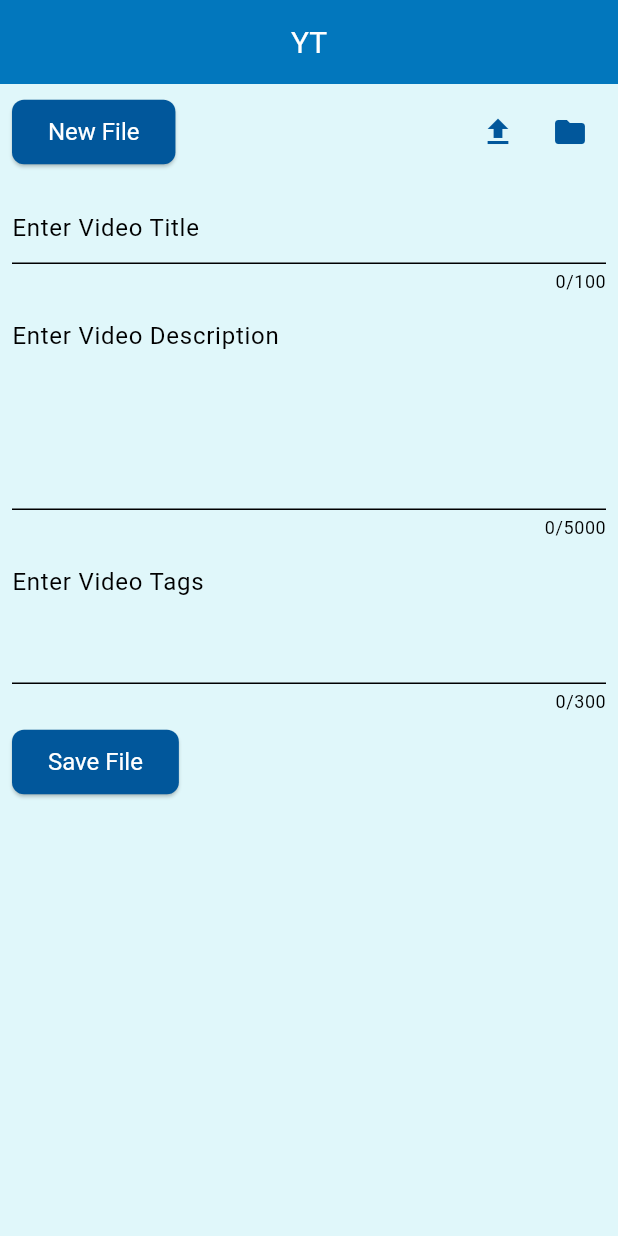
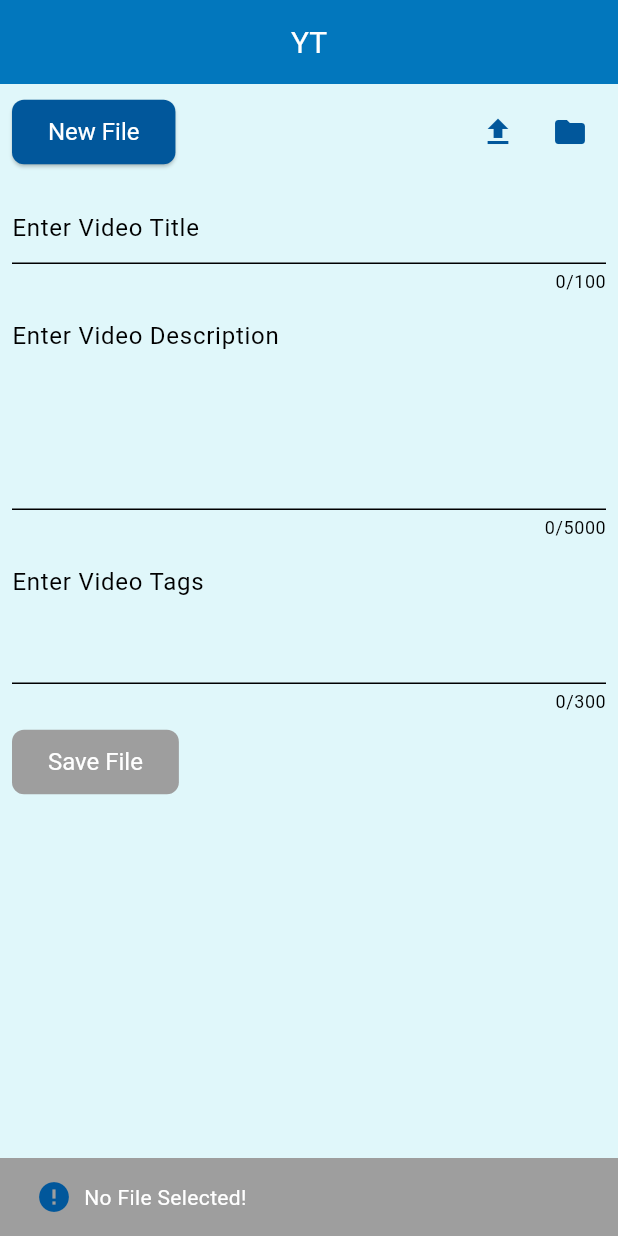
Before and after one commit to Shubhankt1/video_app, a Flutter app: the screen it shows after launch, after a tap on the "file upload" icon, on a phone screen of 412 x 824 dp. Run offline on Flutter 3.47's test engine with Material 3 defaults, Android fonts, the phone set to English and light mode, and no system bars; our stand-ins replace file_picker.

Commit message:
added new methods and app styles

```diff
--- a/lib/screens/home_screen.dart
+++ b/lib/screens/home_screen.dart
@@ -1,6 +1,7 @@
 import 'package:flutter/material.dart';
 
 import '../services/file_service.dart';
+import '../utils/snackbar_utils.dart';
 import '../widgets/custom_textField.dart';
 
 class HomeScreen extends StatefulWidget {
@@ -16,6 +17,7 @@ class _HomeScreenState extends State<HomeScreen> {
 
   @override
   void initState() {
+    addListeners();
     super.initState();
   }
 
@@ -77,13 +79,20 @@ class _HomeScreenState extends State<HomeScreen> {
               children: [
                 Row(
                   children: [
-                    _mainButton(() => null, "New File"),
+                    _mainButton(
+                      () => fileService.newFile(context),
+                      "New File",
+                    ),
                   ],
                 ),
                 Row(
                   children: [
-                    _actionButton(() => null, Icons.file_upload),
-                    _actionButton(() => null, Icons.folder),
+                    _actionButton(
+                      () => fileService.loadFile(context),
+                      Icons.file_upload,
+                    ),
+                    _actionButton(
+                        () => fileService.newDir(context), Icons.folder),
                   ],
                 )
               ],
@@ -112,7 +121,16 @@ class _HomeScreenState extends State<HomeScreen> {
             const SizedBox(height: 8.0),
             Row(
               children: [
-                _mainButton(() => null, "Save File"),
+                _mainButton(
+                    fileService.fieldsNotEmpty
+                        ? () {
+                            fileService.saveContent(context);
+                            fileService.titleController.clear();
+                            fileService.descController.clear();
+                            fileService.tagsController.clear();
+                          }
+                        : null,
+                    "Save File"),
               ],
             ),
           ],
--- a/lib/services/file_service.dart
+++ b/lib/services/file_service.dart
@@ -1,4 +1,11 @@
+import 'dart:developer';
+import 'dart:io';
+
+import 'package:file_picker/file_picker.dart';
 import 'package:flutter/material.dart';
+import 'package:intl/intl.dart';
+
+import '../utils/snackbar_utils.dart';
 
 class FileService {
   // Title Controller
@@ -11,4 +18,101 @@ class FileService {
   final TextEditingController tagsController = TextEditingController();
 
   bool fieldsNotEmpty = false;
+
+  File? _selectedFile;
+  String _selectedDir = "";
+
+  void saveContent(context) async {
+    final title = titleController.text;
+    final desc = descController.text;
+    final tags = tagsController.text;
+
+    final textContent =
+        "Title:\n\n$title\n\nDescription:\n\n$desc\n\nTags:\n\n$tags";
+
+    try {
+      if (_selectedFile != null) {
+        await _selectedFile!.writeAsString(textContent);
+        SnackBarUtils.showSnackbar(context, Icons.check_circle,
+            "File saved at ${_selectedFile!.path}");
+      } else {
+        final todayDate = getTodayDate();
+        String metadataDirPath = _selectedDir;
+        if (metadataDirPath.isEmpty) {
+          final dir = await FilePicker.platform.getDirectoryPath();
+          _selectedDir = metadataDirPath = dir!;
+        }
+        final filePath = '$metadataDirPath/$todayDate-$title-Metadata.txt';
+        final newFile = File(filePath);
+        await newFile.writeAsString(textContent);
+        SnackBarUtils.showSnackbar(
+            context, Icons.check_circle, "File saved at ${newFile.path}");
+      }
+    } catch (e) {
+      log(e.toString());
+      SnackBarUtils.showSnackbar(context, Icons.error, "File not saved!");
+    }
+  }
+
+  void loadFile(context) async {
+    try {
+      FilePickerResult? result = await FilePicker.platform.pickFiles();
+
+      if (result != null) {
+        File file = File(result.files.single.path!);
+        _selectedFile = file;
+
+        final fileContent = await file.readAsString();
+
+        final lines = fileContent.split("\n\n");
+        titleController.text = lines[1];
+        descController.text = lines[3];
+        tagsController.text = lines[5];
+
+        SnackBarUtils.showSnackbar(
+          context,
+          Icons.upload_file,
+          "File Uploaded!",
+        );
+      } else {
+        SnackBarUtils.showSnackbar(context, Icons.error, "No File Selected!");
+      }
+    } catch (e) {
+      SnackBarUtils.showSnackbar(context, Icons.error, "No file selected!");
+    }
+  }
+
+  void newFile(context) {
+    _selectedFile = null;
+    titleController.clear();
+    descController.clear();
+    tagsController.clear();
+    SnackBarUtils.showSnackbar(context, Icons.file_open, "New File Created!");
+  }
+
+  void newDir(context) async {
+    try {
+      String? dir = await FilePicker.platform.getDirectoryPath();
+      _selectedDir = dir!;
+      _selectedFile = null;
+      SnackBarUtils.showSnackbar(
+        context,
+        Icons.folder_open,
+        "New folder selected at $dir",
+      );
+    } catch (e) {
+      SnackBarUtils.showSnackbar(
+        context,
+        Icons.error_rounded,
+        "No Folder Selected!",
+      );
+    }
+  }
+
+  static String getTodayDate() {
+    final now = DateTime.now();
+    final formatter = DateFormat("yyyy-MM-dd");
+    final formattedDate = formatter.format(now);
+    return formattedDate;
+  }
 }
--- a/lib/utils/app_styles.dart
+++ b/lib/utils/app_styles.dart
@@ -51,6 +51,9 @@ class AppThemes {
           ),
         ),
       ),
+      snackBarTheme: const SnackBarThemeData(
+        backgroundColor: Colors.grey,
+      ),
     );
   }
 
--- /dev/null
+++ b/lib/utils/snackbar_utils.dart
@@ -0,0 +1,20 @@
+import 'package:flutter/material.dart';
+
+class SnackBarUtils {
+  static void showSnackbar(
+      BuildContext context, IconData icon, String message) {
+    ScaffoldMessenger.of(context).hideCurrentSnackBar();
+
+    ScaffoldMessenger.of(context).showSnackBar(
+      SnackBar(
+        content: Row(
+          children: [
+            Icon(icon),
+            const SizedBox(width: 8),
+            Text(message),
+          ],
+        ),
+      ),
+    );
+  }
+}
--- a/pubspec.yaml
+++ b/pubspec.yaml
@@ -35,6 +35,8 @@ dependencies:
   # The following adds the Cupertino Icons font to your application.
   # Use with the CupertinoIcons class for iOS style icons.
   cupertino_icons: ^1.0.6
+  intl: ^0.19.0
+  file_picker: ^8.0.5
 
 dev_dependencies:
   flutter_test:
```
Also changed, not shown: pubspec.lock.
